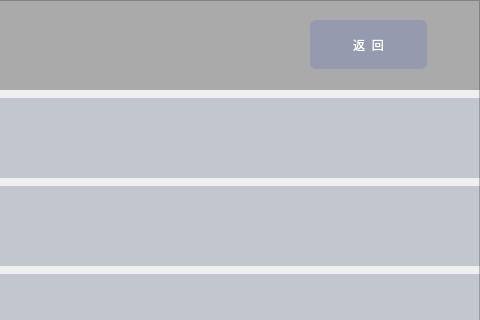
Above: about.ui from thewayI/tiny4412 before the change; both pictures show x 800 to 1280 and y 0 to 320 of the 1280 by 800 pixel window. Below: the same form after it.
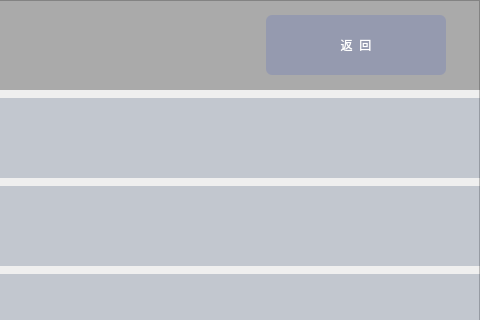
That is the form after the change. Icons and pictures are not drawn.

Patch:
```diff
--- a/about.ui
+++ b/about.ui
@@ -220,10 +220,10 @@
   <widget class="QPushButton" name="btn_configureMachine_2">
    <property name="geometry">
     <rect>
-     <x>1110</x>
-     <y>20</y>
-     <width>117</width>
-     <height>49</height>
+     <x>1066</x>
+     <y>15</y>
+     <width>180</width>
+     <height>60</height>
     </rect>
    </property>
    <property name="font">
```
Left out of the diff: 21 changed lines with no effect on the pictures.
